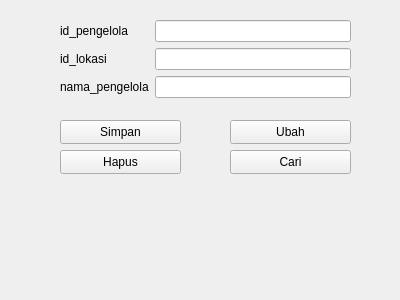
Before: the Qt Designer form formpengelola.ui in Dibleday/Sistem_Informasi_Pariwisata, drawn with Qt 5.
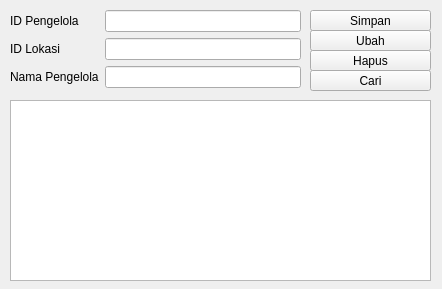
After: the same form once the commit is applied.

```diff
--- a/formpengelola.ui
+++ b/formpengelola.ui
@@ -6,8 +6,8 @@
    <rect>
     <x>0</x>
     <y>0</y>
-    <width>400</width>
-    <height>300</height>
+    <width>442</width>
+    <height>289</height>
    </rect>
   </property>
   <property name="windowTitle">
@@ -16,8 +16,8 @@
   <widget class="QWidget" name="formLayoutWidget">
    <property name="geometry">
     <rect>
-     <x>60</x>
-     <y>20</y>
+     <x>10</x>
+     <y>10</y>
      <width>291</width>
      <height>91</height>
     </rect>
@@ -26,7 +26,7 @@
     <item row="0" column="0">
      <widget class="QLabel" name="id_pengelolaLabel">
       <property name="text">
-       <string>id_pengelola</string>
+       <string>ID Pengelola</string>
       </property>
      </widget>
     </item>
@@ -36,7 +36,7 @@
     <item row="1" column="0">
      <widget class="QLabel" name="id_lokasiLabel">
       <property name="text">
-       <string>id_lokasi</string>
+       <string>ID Lokasi</string>
       </property>
      </widget>
     </item>
@@ -46,7 +46,7 @@
     <item row="2" column="0">
      <widget class="QLabel" name="nama_pengelolaLabel">
       <property name="text">
-       <string>nama_pengelola</string>
+       <string>Nama Pengelola</string>
       </property>
      </widget>
     </item>
@@ -58,10 +58,10 @@
   <widget class="QPushButton" name="pushButton">
    <property name="geometry">
     <rect>
-     <x>60</x>
-     <y>120</y>
+     <x>310</x>
+     <y>10</y>
      <width>121</width>
-     <height>24</height>
+     <height>21</height>
     </rect>
    </property>
    <property name="text">
@@ -71,10 +71,10 @@
   <widget class="QPushButton" name="pushButton_2">
    <property name="geometry">
     <rect>
-     <x>230</x>
-     <y>120</y>
+     <x>310</x>
+     <y>30</y>
      <width>121</width>
-     <height>24</height>
+     <height>21</height>
     </rect>
    </property>
    <property name="text">
@@ -84,10 +84,10 @@
   <widget class="QPushButton" name="pushButton_3">
    <property name="geometry">
     <rect>
-     <x>60</x>
-     <y>150</y>
+     <x>310</x>
+     <y>50</y>
      <width>121</width>
-     <height>24</height>
+     <height>21</height>
     </rect>
    </property>
    <property name="text">
@@ -97,16 +97,26 @@
   <widget class="QPushButton" name="pushButton_4">
    <property name="geometry">
     <rect>
-     <x>230</x>
-     <y>150</y>
+     <x>310</x>
+     <y>70</y>
      <width>121</width>
-     <height>24</height>
+     <height>21</height>
     </rect>
    </property>
    <property name="text">
     <string>Cari</string>
    </property>
   </widget>
+  <widget class="QTableView" name="tablepengelola">
+   <property name="geometry">
+    <rect>
+     <x>10</x>
+     <y>100</y>
+     <width>421</width>
+     <height>181</height>
+    </rect>
+   </property>
+  </widget>
  </widget>
  <resources/>
  <connections/>
```
